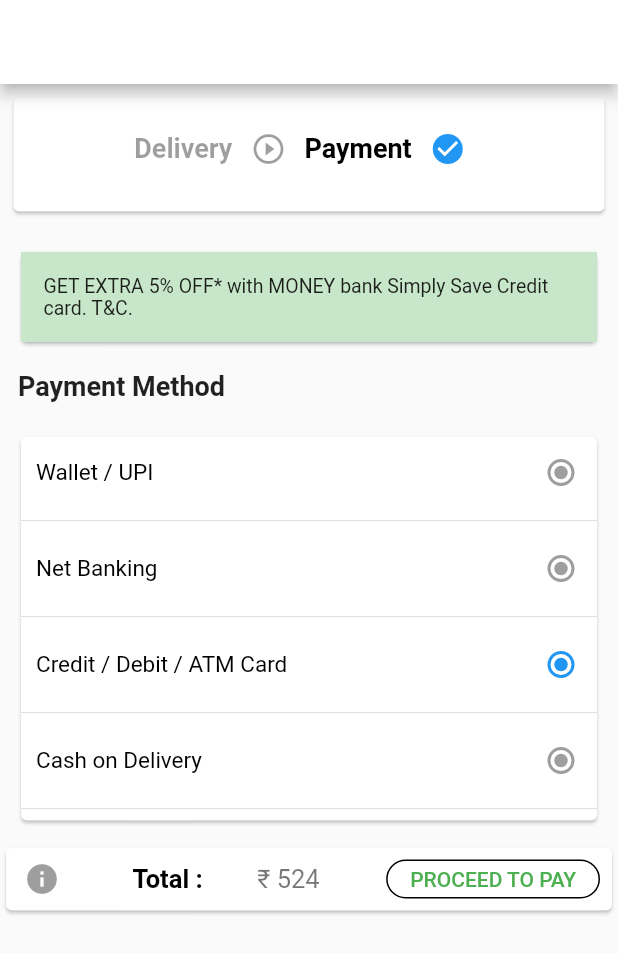
After one commit to Tanish2000/water, a Flutter app: the PaymenScreen screen opened directly, on a phone screen of 412 x 824 dp. The commit adds this screen. Shown: the top 953 px of the screen. Run offline on Flutter 3.47's test engine with Material 2 defaults, Android fonts, the phone set to English and light mode, and no system bars; our stand-ins replace carousel_pro, firebase_auth, modal_progress_hud; missing offline and left inert: flutter_webview_plugin; accounts and stored records are empty; network calls fail.

Commit message:
paypentModeScreen

```diff
--- a/lib/Screens/Cart.dart
+++ b/lib/Screens/Cart.dart
@@ -19,13 +19,13 @@ class BottleListState extends State<BottleList> {
     return MaterialApp(
       debugShowCheckedModeBanner: false,
       home: Scaffold(
-        appBar: new AppBar(
-          backgroundColor: Colors.lightBlue[100],
-          title: new Text('Your Cart',style: TextStyle(fontSize: 20),),
 
-          leading: new Container(),
-        ),
-        body: ListView.builder(
+        body: Column(
+          children: <Widget>[
+            Container(
+              height: 500,
+              width: 400,
+              child: ListView.builder(
                 itemCount: items.length,
                 itemBuilder: (context, index) {
                   final item = items[index];
@@ -47,7 +47,7 @@ class BottleListState extends State<BottleList> {
                     // Show a red background as the item is swiped away.
                     background: Container(color: Colors.red[900]),
                     child: Padding(
-                padding: const EdgeInsets.fromLTRB(0,5,0,5),
+                      padding: const EdgeInsets.fromLTRB(0,2,0,2),
 
                       child: Container(
                         color:Colors.lightBlue[50],
@@ -72,6 +72,9 @@ class BottleListState extends State<BottleList> {
                 },
               ),
             ),
+          ],
+        ),
+      ),
     );
   }
 }
--- a/lib/Screens/Dashboard.dart
+++ b/lib/Screens/Dashboard.dart
@@ -1,6 +1,7 @@
 
 import 'package:flutter/material.dart';
 import 'package:carousel_pro/carousel_pro.dart';
+import 'package:water/Screens/PatmentScreen.dart';
 import 'package:water/Screens/ViewAll.dart';
 import 'package:firebase_auth/firebase_auth.dart';
 import 'package:water/components/Cards.dart';
@@ -101,7 +102,7 @@ class _DashboardState extends State<Dashboard> {
 
                       InkWell(
                         onTap: (){
-                          Navigator.push(context, new MaterialPageRoute(builder: (context) => ViewAll()));
+                          Navigator.push(context, new MaterialPageRoute(builder: (context) => PaymenScreen()));
 
                         },
                         child: Container(
--- /dev/null
+++ b/lib/Screens/PatmentScreen.dart
@@ -0,0 +1,318 @@
+import 'package:flutter/material.dart';
+
+class PaymenScreen extends StatefulWidget {
+  @override
+  State<StatefulWidget> createState() => payment();
+}
+
+class Item {
+  final String itemName;
+  final String itemQun;
+  final String itemPrice;
+
+  Item({this.itemName, this.itemQun, this.itemPrice});
+}
+
+class payment extends State<PaymenScreen> {
+  final GlobalKey<ScaffoldState> _scaffoldKey = GlobalKey<ScaffoldState>();
+  bool checkboxValueA = true;
+  bool checkboxValueB = false;
+  bool checkboxValueC = false;
+
+  IconData _backIcon() {
+    switch (Theme.of(context).platform) {
+      case TargetPlatform.android:
+      case TargetPlatform.fuchsia:
+        return Icons.arrow_back;
+      case TargetPlatform.iOS:
+        return Icons.arrow_back_ios;
+    }
+    assert(false);
+    return null;
+  }
+  int radioValue = 0;
+  void handleRadioValueChanged(int value) {
+    setState(() {
+      radioValue = value;
+    });
+  }
+
+  List<Item> itemList = <Item>[
+    Item(itemName: 'Black Grape', itemQun: 'Qty:1', itemPrice: '\₹ 100'),
+    Item(itemName: 'Tomato', itemQun: 'Qty:3', itemPrice: '\₹ 112'),
+    Item(itemName: 'Mango', itemQun: 'Qty:2', itemPrice: '\₹ 105'),
+    Item(itemName: 'Capsicum', itemQun: 'Qty:1', itemPrice: '\₹ 90'),
+    Item(itemName: 'Lemon', itemQun: 'Qty:2', itemPrice: '\₹ 70'),
+    Item(itemName: 'Apple', itemQun: 'Qty:1', itemPrice: '\₹ 50'),
+  ];
+  String toolbarname = 'CheckOut';
+
+  @override
+  Widget build(BuildContext context) {
+    // TODO: implement build
+
+    final double height = MediaQuery.of(context).size.height;
+
+    AppBar appBar = AppBar(
+      leading: IconButton(
+        icon: Icon(_backIcon()),
+        alignment: Alignment.centerLeft,
+        tooltip: 'Back',
+        onPressed: () {
+          Navigator.pop(context);
+        },
+      ),
+      title: Text(toolbarname),
+      backgroundColor: Colors.white,
+      actions: <Widget>[
+        new Padding(
+          padding: const EdgeInsets.all(10.0),
+          child: new Container(
+            height: 150.0,
+            width: 30.0,
+            child: new GestureDetector(
+              onTap: () {
+                /*Navigator.of(context).push(
+                  new MaterialPageRoute(
+                      builder:(BuildContext context) =>
+                      new CartItemsScreen()
+                  )
+              );*/
+              },
+            ),
+          ),
+        )
+      ],
+    );
+
+    return new Scaffold(
+      key: _scaffoldKey,
+      appBar: appBar,
+      body: new Column(
+        children: <Widget>[
+          Container(
+              margin: EdgeInsets.all(5.0),
+              child: Card(
+                  child: Container(
+                      padding: const EdgeInsets.all(10.0),
+                      child: Row(
+                        mainAxisSize: MainAxisSize.max,
+                        mainAxisAlignment: MainAxisAlignment.center,
+                        children: <Widget>[
+                          // three line description
+                          Row(
+                            mainAxisAlignment: MainAxisAlignment.spaceBetween,
+                            children: <Widget>[
+                              Padding(
+                                padding: const EdgeInsets.only(bottom: 8.0),
+                                child: Container(
+                                    alignment: Alignment.center,
+                                    child: Row(
+                                      children: <Widget>[
+                                        Text(
+                                          'Delivery',
+                                          style: TextStyle(
+                                              fontSize: 18.0,
+                                              fontWeight: FontWeight.bold,
+                                              color: Colors.black38),
+                                        ),
+                                        IconButton(
+                                            icon: Icon(
+                                              Icons.play_circle_outline,
+                                              color: Colors.black38,
+                                            ),
+                                            onPressed: null)
+                                      ],
+                                    )),
+                              ),
+                              Padding(
+                                padding: const EdgeInsets.only(bottom: 8.0),
+                                child: Container(
+                                    alignment: Alignment.center,
+                                    child: Row(
+                                      children: <Widget>[
+                                        Text(
+                                          'Payment',
+                                          style: TextStyle(
+                                              fontSize: 18.0,
+                                              fontWeight: FontWeight.bold,
+                                              color: Colors.black),
+                                        ),
+                                        IconButton(
+                                            icon: Icon(
+                                              Icons.check_circle,
+                                              color: Colors.blue,
+                                            ),
+                                            onPressed: null)
+                                      ],
+                                    )),
+                              ),
+                            ],
+                          ),
+                        ],
+                      )))),
+          _verticalDivider(),
+          Container(
+              margin: EdgeInsets.all(10.0),
+              child: Card(
+                child: Container(
+                  color: Colors.green.shade100,
+                  child: Container(
+                      padding:
+                          const EdgeInsets.fromLTRB(15.0, 15.0, 15.0, 15.0),
+                      child: Text(
+                          "GET EXTRA 5% OFF* with MONEY bank Simply Save Credit card. T&C.",
+                          maxLines: 10,
+                          style: TextStyle(
+                              fontSize: 13.0, color: Colors.black87))),
+                ),
+              )),
+          new Container(
+            alignment: Alignment.topLeft,
+            margin:
+                EdgeInsets.only(left: 12.0, top: 5.0, right: 0.0, bottom: 5.0),
+            child: new Text(
+              'Payment Method',
+              style: TextStyle(
+                  color: Colors.black87,
+                  fontWeight: FontWeight.bold,
+                  fontSize: 18.0),
+            ),
+          ),
+          _verticalDivider(),
+          new Container(
+              height: 264.0,
+              margin: EdgeInsets.all(10.0),
+              child: Card(
+                child: Container(
+                  child: Container(
+                      child: Column(
+                    children: <Widget>[
+                      Container(
+                        padding: EdgeInsets.only(left: 10.0),
+                        child: Row(
+                          mainAxisSize: MainAxisSize.max,
+                          mainAxisAlignment: MainAxisAlignment.spaceBetween,
+                          children: <Widget>[
+                            Text("Wallet / UPI",
+                                maxLines: 10,
+                                style: TextStyle(
+                                    fontSize: 15.0, color: Colors.black)),
+                            Radio<int>(
+                                value: 0,
+                                groupValue: 0,
+                                onChanged: null),
+                          ],
+                        ),
+                      ),
+                      Divider(),
+                      _verticalD(),
+                      Container(
+                          padding: EdgeInsets.only(left: 10.0),
+                          child: Row(
+                            mainAxisSize: MainAxisSize.max,
+                            mainAxisAlignment: MainAxisAlignment.spaceBetween,
+                            children: <Widget>[
+                              Text("Net Banking",
+                                  maxLines: 10,
+                                  style: TextStyle(
+                                      fontSize: 15.0, color: Colors.black)),
+                              Radio<int>(
+                                  value: 0,
+                                  groupValue: radioValue,
+                                  onChanged: null),
+                            ],
+                          )),
+                      Divider(),
+                      _verticalD(),
+                      Container(
+                          padding: EdgeInsets.only(left: 10.0),
+                          child: Row(
+                            mainAxisSize: MainAxisSize.max,
+                            mainAxisAlignment: MainAxisAlignment.spaceBetween,
+                            children: <Widget>[
+                              Text("Credit / Debit / ATM Card",
+                                  maxLines: 10,
+                                  style: TextStyle(
+                                      fontSize: 15.0, color: Colors.black)),
+                              Radio<int>(
+                                  value: 0,
+                                  groupValue: 0,
+                                  onChanged: handleRadioValueChanged),
+                            ],
+                          )),
+                      Divider(),
+                      _verticalD(),
+                      Container(
+                          padding: EdgeInsets.only(left: 10.0),
+                          child: Row(
+                            mainAxisSize: MainAxisSize.max,
+                            mainAxisAlignment: MainAxisAlignment.spaceBetween,
+                            children: <Widget>[
+                              Text("Cash on Delivery",
+                                  maxLines: 10,
+                                  style: TextStyle(
+                                      fontSize: 15.0, color: Colors.black)),
+                              Radio<int>(
+                                  value: 0,
+                                  groupValue: 0,
+                                  onChanged: null),
+                            ],
+                          )),
+                      Divider(),
+                    ],
+                  )),
+                ),
+              )),
+          Container(
+              alignment: Alignment.bottomLeft,
+              height: 50.0,
+              child: Card(
+                child: Row(
+                  mainAxisSize: MainAxisSize.max,
+                  mainAxisAlignment: MainAxisAlignment.spaceBetween,
+                  children: <Widget>[
+                    IconButton(icon: Icon(Icons.info), onPressed: null),
+                    Text(
+                      'Total :',
+                      style: TextStyle(
+                          fontSize: 17.0,
+                          color: Colors.black,
+                          fontWeight: FontWeight.bold),
+                    ),
+                    Text(
+                      '\₹ 524',
+                      style: TextStyle(fontSize: 17.0, color: Colors.black54),
+                    ),
+                    Padding(
+                      padding: const EdgeInsets.all(8.0),
+                      child: Container(
+                        alignment: Alignment.center,
+                        child: OutlineButton(
+                            borderSide: BorderSide(color: Colors.green),
+                            child: const Text('PROCEED TO PAY'),
+                            textColor: Colors.green,
+                            onPressed: () {
+                              //   Navigator.push(context, MaterialPageRoute(builder: (context)=> Item_Details()));
+                            },
+                            shape: new OutlineInputBorder(
+                              borderRadius: BorderRadius.circular(30.0),
+                            )),
+                      ),
+                    ),
+                  ],
+                ),
+              )),
+        ],
+      ),
+    );
+  }
+
+  _verticalDivider() => Container(
+        padding: EdgeInsets.all(2.0),
+      );
+
+  _verticalD() => Container(
+        margin: EdgeInsets.only(left: 5.0),
+      );
+}
```
Lines whose indentation alone changed are shown as unchanged.
